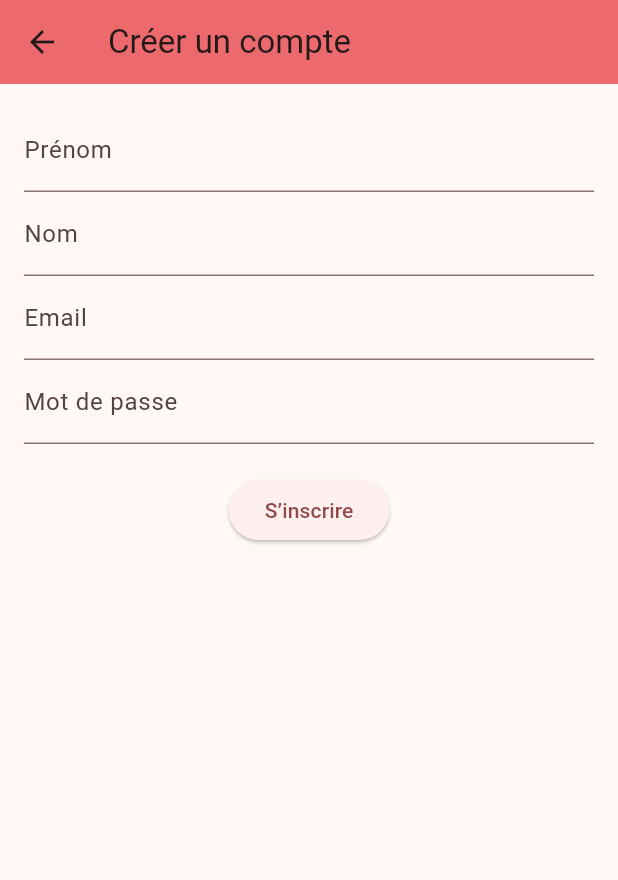
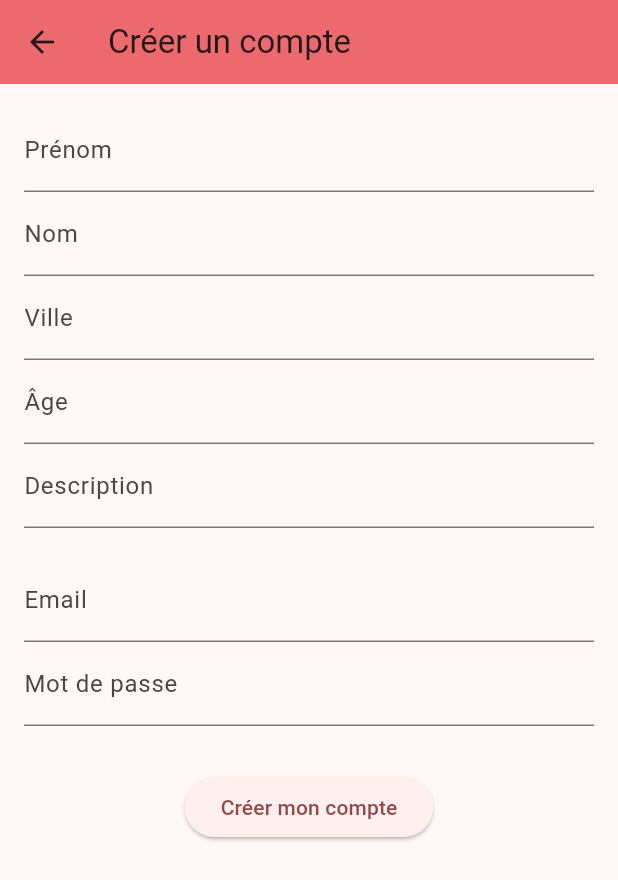
Before and after one commit to camillelazennec/budiz_app, a Flutter app: the screen it shows after launch, after a tap on "Créer un compte", on a phone screen of 412 x 824 dp. Shown: the top 880 px of the screen. Run offline on Flutter 3.47's test engine with Material 3 defaults, Android fonts, the phone set to English and light mode, and no system bars; our stand-ins replace supabase_flutter; accounts and stored records are empty; network calls fail.

Commit message:
wip: travail en cours

```diff
--- a/lib/main.dart
+++ b/lib/main.dart
@@ -1,9 +1,11 @@
-import 'pages/sign_up_page.dart';
-import 'pages/login_page.dart';
-import 'pages/complete_profile_page.dart';
+import 'dart:async';
+
 import 'package:flutter/material.dart';
 import 'package:supabase_flutter/supabase_flutter.dart';
-import 'dart:async';
+
+import 'pages/login_page.dart';
+import 'pages/profile_page.dart';
+import 'pages/sign_up_page.dart';
 
 Future<void> main() async {
   WidgetsFlutterBinding.ensureInitialized();
@@ -38,6 +40,7 @@ class MyApp extends StatelessWidget {
       routes: {
         '/login': (_) => const LoginPage(),
         '/home': (_) => const HomePage(),
+        '/profile': (_) => const ProfilePage(),
       },
     );
   }
--- a/lib/pages/sign_up_page.dart
+++ b/lib/pages/sign_up_page.dart
@@ -13,6 +13,9 @@ class _SignUpPageState extends State<SignUpPage> {
   final _passwordController = TextEditingController();
   final _firstNameController = TextEditingController();
   final _lastNameController = TextEditingController();
+  final _cityController = TextEditingController();
+  final _ageController = TextEditingController();
+  final _descriptionController = TextEditingController();
 
   bool _loading = false;
 
@@ -20,30 +23,36 @@ class _SignUpPageState extends State<SignUpPage> {
     setState(() => _loading = true);
 
     try {
-      final response = await Supabase.instance.client.auth.signUp(
-        email: _emailController.text,
-        password: _passwordController.text,
-        data: {
-          'first_name': _firstNameController.text,
-          'last_name': _lastNameController.text,
-        },
+      // 1️⃣ Crée le compte utilisateur dans Supabase Auth
+      final res = await Supabase.instance.client.auth.signUp(
+        email: _emailController.text.trim(),
+        password: _passwordController.text.trim(),
       );
 
-      // Si user est null, il y a un problème
-      if (response.user == null) {
-        ScaffoldMessenger.of(context).showSnackBar(
-          const SnackBar(content: Text('Erreur lors de l’inscription')),
-        );
-      } else {
-        ScaffoldMessenger.of(context).showSnackBar(
-          const SnackBar(content: Text('Compte créé ! Vérifie ton email.')),
-        );
-        Navigator.pop(context); // Revenir à HomePage
-      }
+      final user = res.user;
+      if (user == null) throw Exception("Erreur lors de la création du compte");
+
+      // 2️⃣ Insère le profil complet dans la table 'users'
+      await Supabase.instance.client.from('users').insert({
+        'id': user.id,
+        'email': user.email ?? _emailController.text.trim(),
+        'first_name': _firstNameController.text.trim(),
+        'last_name': _lastNameController.text.trim(),
+        'city': _cityController.text.trim(),
+        'age': int.tryParse(_ageController.text.trim()),
+        'description': _descriptionController.text.trim(),
+      });
+
+      ScaffoldMessenger.of(context).showSnackBar(
+        const SnackBar(content: Text('Compte créé avec succès !')),
+      );
+
+      // Redirige vers la Home connectée
+      Navigator.pushReplacementNamed(context, '/home');
+
     } on AuthException catch (e) {
-      // Gestion des erreurs Supabase
       ScaffoldMessenger.of(context).showSnackBar(
-        SnackBar(content: Text('Erreur : ${e.message}')),
+        SnackBar(content: Text('Erreur Supabase : ${e.message}')),
       );
     } catch (e) {
       ScaffoldMessenger.of(context).showSnackBar(
@@ -58,34 +67,23 @@ class _SignUpPageState extends State<SignUpPage> {
   Widget build(BuildContext context) {
     return Scaffold(
       appBar: AppBar(title: const Text('Créer un compte')),
-      body: Padding(
-        padding: const EdgeInsets.all(16.0),
+      body: SingleChildScrollView(
+        padding: const EdgeInsets.all(16),
         child: Column(
           children: [
-            TextField(
-              controller: _firstNameController,
-              decoration: const InputDecoration(labelText: 'Prénom'),
-            ),
-            TextField(
-              controller: _lastNameController,
-              decoration: const InputDecoration(labelText: 'Nom'),
-            ),
-            TextField(
-              controller: _emailController,
-              decoration: const InputDecoration(labelText: 'Email'),
-            ),
-            TextField(
-              controller: _passwordController,
-              decoration: const InputDecoration(labelText: 'Mot de passe'),
-              obscureText: true,
-            ),
+            TextField(controller: _firstNameController, decoration: const InputDecoration(labelText: "Prénom")),
+            TextField(controller: _lastNameController, decoration: const InputDecoration(labelText: "Nom")),
+            TextField(controller: _cityController, decoration: const InputDecoration(labelText: "Ville")),
+            TextField(controller: _ageController, decoration: const InputDecoration(labelText: "Âge"), keyboardType: TextInputType.number),
+            TextField(controller: _descriptionController, decoration: const InputDecoration(labelText: "Description")),
             const SizedBox(height: 20),
+            TextField(controller: _emailController, decoration: const InputDecoration(labelText: "Email")),
+            TextField(controller: _passwordController, decoration: const InputDecoration(labelText: "Mot de passe"), obscureText: true),
+            const SizedBox(height: 30),
             ElevatedButton(
               onPressed: _loading ? null : _signUp,
-              child: _loading
-                  ? const CircularProgressIndicator()
-                  : const Text('S’inscrire'),
-            ),
+              child: _loading ? const CircularProgressIndicator() : const Text("Créer mon compte"),
+            )
           ],
         ),
       ),
```
Also changed, not shown: lib/pages/complete_profile_page.dart (deleted, +0 -81 lines), lib/pages/login_page.dart (+29 -35 lines), lib/pages/profile_page.dart (added, +101 -0 lines), pubspec.lock, 6 other files.
